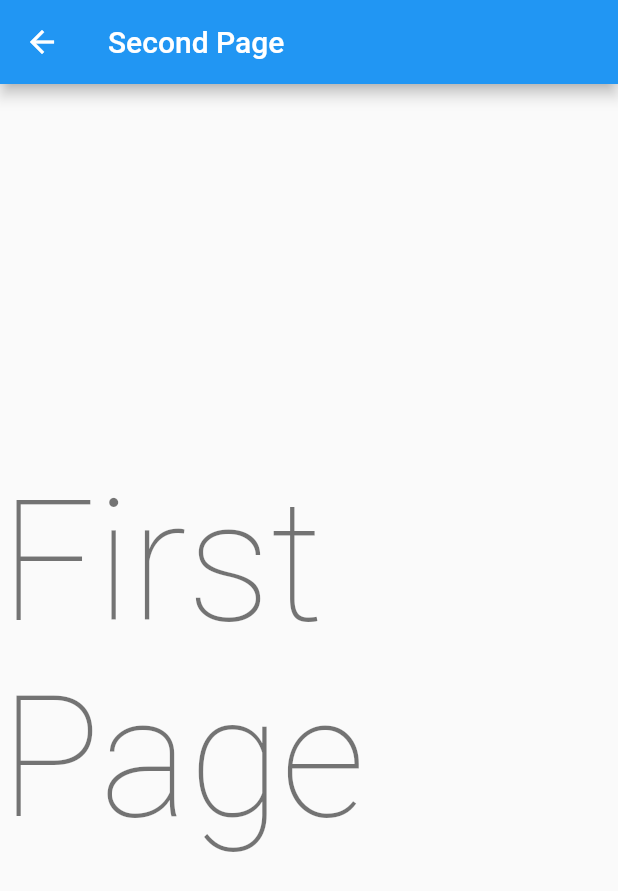
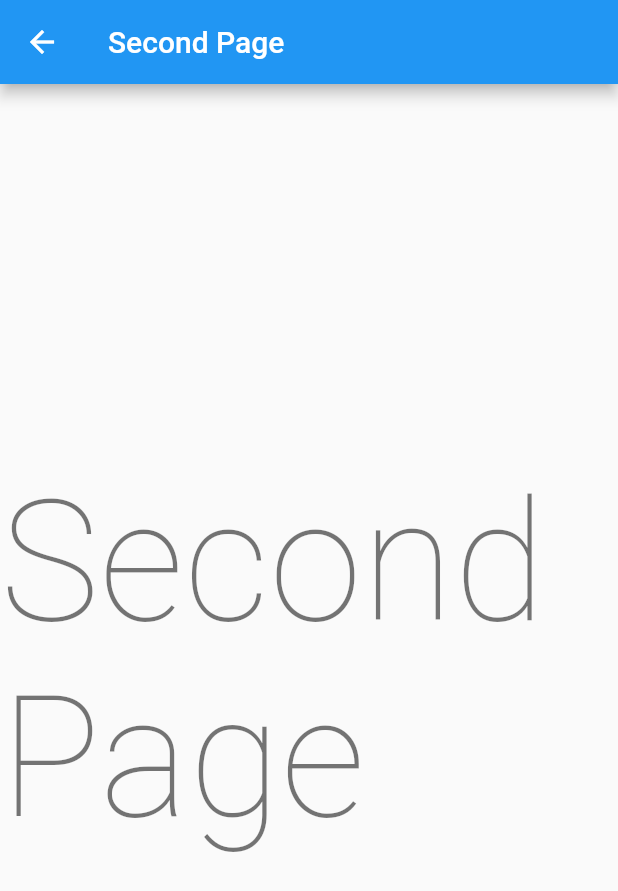
Before and after one commit to seyha30/master_viewer_app, a Flutter app: the SecondPage screen opened directly, on a phone screen of 412 x 824 dp. Shown: the top 891 px of the screen. Run offline on Flutter 3.47's test engine with Material 2 defaults, Android fonts, the phone set to English and light mode, and no system bars; our stand-ins replace flutter_riverpod.

Commit message:
commit change

```diff
--- a/lib/main.dart
+++ b/lib/main.dart
@@ -12,16 +12,16 @@ class MyApp extends ConsumerWidget {
   const MyApp({Key? key}) : super(key: key);
   @override
   Widget build(BuildContext context , WidgetRef ref) {
-   // final selectedPageBuilder = ref.watch(selectedPageBuilderProvider);
+   final selectedPageBuilder = ref.watch(selectedPageBuilderProvider);
     return MaterialApp(
         debugShowCheckedModeBanner: false,
         title: 'Flutter Demo',
         theme: ThemeData(
           primarySwatch: Colors.blue,
         ),
-        home: const SplitView(
+        home: SplitView(
           menu: AppMenu(),
-          content: FirstPage(),
+          content: selectedPageBuilder(context),
         ));
   }
 }
--- a/lib/page_list_tile.dart
+++ b/lib/page_list_tile.dart
@@ -14,9 +14,7 @@ class PageListTile extends StatelessWidget {
   final VoidCallback? onPressed;
   @override
   Widget build(BuildContext context) {
-
     return ListTile(
-
       leading: Opacity(
         opacity: selectedPageName == pageName ? 1.0 : 0.0,
         child: Icon(Icons.check),
@@ -25,6 +23,4 @@ class PageListTile extends StatelessWidget {
       onTap: onPressed,
     );
   }
-
-
 }
--- a/lib/second_page.dart
+++ b/lib/second_page.dart
@@ -11,7 +11,7 @@ class SecondPage extends StatelessWidget {
       ),
       body: Center(
         child: Text(
-          'First Page',
+          'Second Page',
           style: Theme.of(context).textTheme.headline1,
         ),
       ),
```
Also changed, not shown: lib/app_menu.dart (+8 -3 lines).
